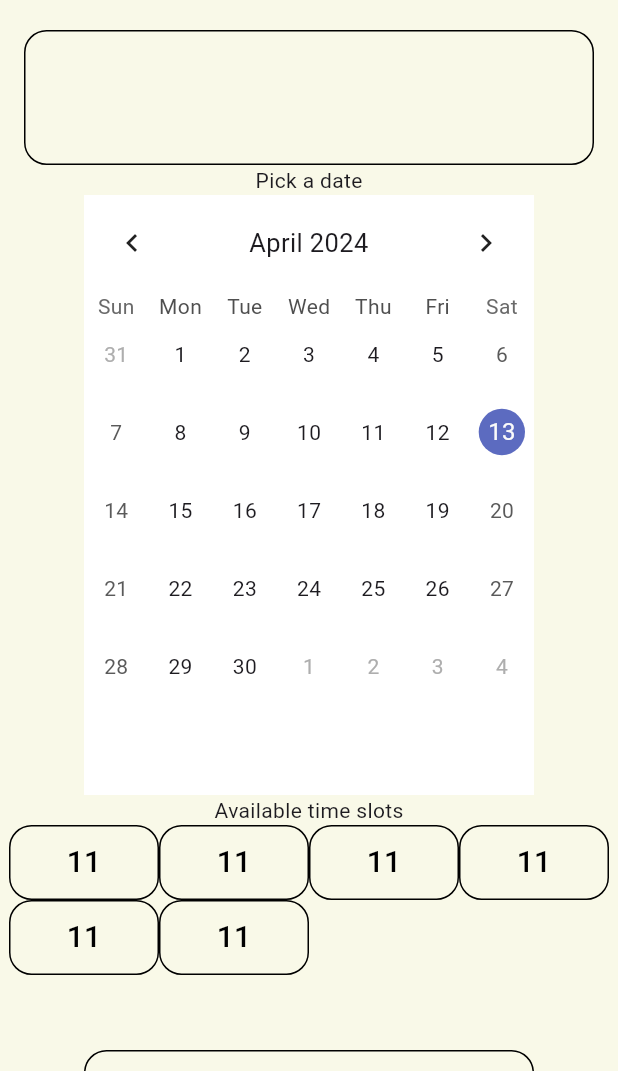
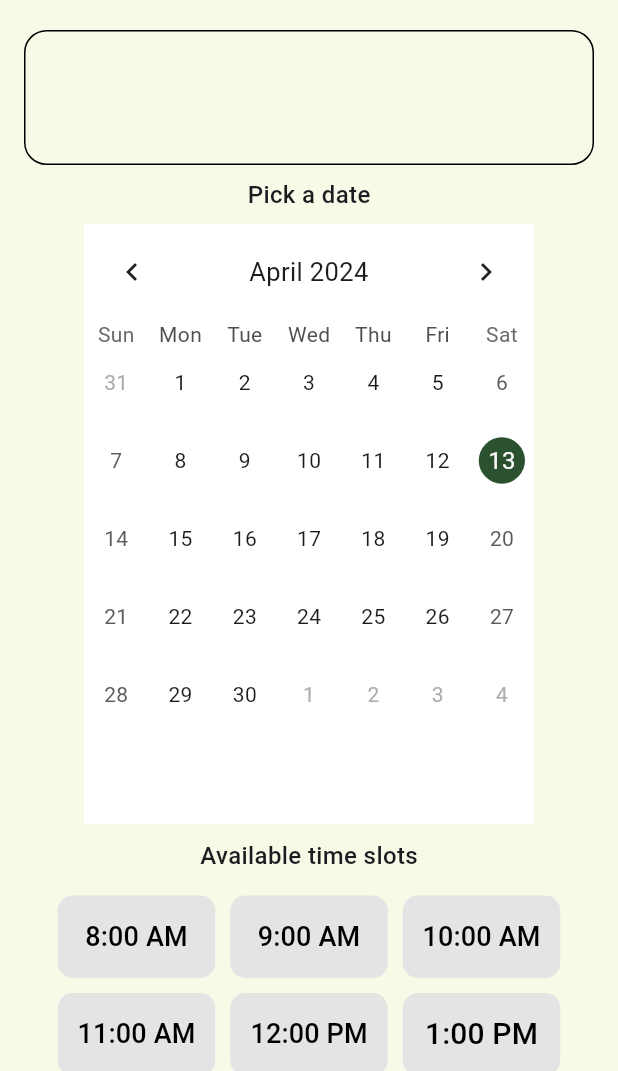
Before and after one commit to emily7lim/NParkBuddies, a Flutter app: the SelectDateTime screen opened directly with empty values, on a phone screen of 412 x 824 dp, the part 165-1236 px from its top. Run offline on Flutter 3.47's test engine with Material 3 defaults, Android fonts, the phone set to English and light mode, and no system bars; drawn by our look-alikes of auto_size_text, table_calendar; our stand-ins replace flutter_rating_bar, google_maps_flutter.

Commit message:
add timeslot ui

```diff
--- a/npark_buddy/lib/select_datetime.dart
+++ b/npark_buddy/lib/select_datetime.dart
@@ -5,10 +5,14 @@ import 'package:table_calendar/table_calendar.dart';
 import 'view_facility.dart';
 import 'package:auto_size_text/auto_size_text.dart';
 
-//main for debugging
-// void main() => runApp(const MaterialApp(
-//   home: ConfirmBooking(),
-// ));
+// main for debugging
+void main() => runApp(const MaterialApp(
+      home: SelectDateTime(
+        location: '',
+        facility: '',
+      ),
+    ));
+
 extension DateTimeFormat on DateTime {
   String fullDate() {
     return DateFormat.yMMMMd('en_US').format(
@@ -102,27 +106,42 @@ class _SelectDateTimeState extends State<SelectDateTime> {
                     ),
                   ],
                 )),
-            const Text('Pick a date'),
+            const Padding(
+              padding: EdgeInsets.all(8.0),
+              child: Text('Pick a date', style: TextStyle(fontSize: 16, fontWeight: FontWeight.w500),),
+            ),
             Container(
               color: Colors.white,
               width: 300,
               height: 400,
               child: TableCalendar(
                 focusedDay: today,
+                calendarStyle: const CalendarStyle(
+                    selectedDecoration: BoxDecoration(
+                        color: Color(0xFF2B512F), shape: BoxShape.circle),
+                    todayDecoration: BoxDecoration(
+                        color: Color(0xFF7DAF7E), shape: BoxShape.circle)),
                 firstDay: DateTime.utc(2010, 1, 1),
                 lastDay: DateTime.utc(2040, 1, 1),
-                headerStyle: HeaderStyle(
+                headerStyle: const HeaderStyle(
                     formatButtonVisible: false, titleCentered: true),
                 availableGestures: AvailableGestures.all,
                 selectedDayPredicate: (day) => isSameDay(day, today),
                 onDaySelected: _onDaySelected,
               ),
             ),
-            const Text('Available time slots'),
+            const Padding(
+              padding: EdgeInsets.fromLTRB(0, 10, 0, 5),
+              child: Text('Available time slots',style: TextStyle(fontSize: 16, fontWeight: FontWeight.w500),),
+            ),
             Wrap(
               children: [
-                for (int i = 0; i < 6; i++) ...{
-                  OutlinedButton(
+                for (int i = 8; i < 20; i++) ...{
+                  //how to put TextButton into one fn or should I stful it
+                  if (i == 12) ...[
+                    Padding(
+                      padding: const EdgeInsets.fromLTRB(5, 10, 5, 0),
+                      child: TextButton(
                         onPressed: () {
                           String dates =
                               today.fullDate().toString().replaceAll(",", "");
@@ -137,25 +156,100 @@ class _SelectDateTimeState extends State<SelectDateTime> {
                                           dates.split(" ")[0] +
                                           " " +
                                           dates.split(" ")[2],
-                                  time: 'time',
+                                      time: i.toString() + ':00 PM',
                                     )),
                           );
                         },
-                    style: OutlinedButton.styleFrom(
-                        backgroundColor: const Color(0xFCF9F9E8),
-                        minimumSize: const Size(100, 50),
-                        side: const BorderSide(color: Colors.black),
+                        style: TextButton.styleFrom(
+                            backgroundColor: const Color(0xFFE4E4E4),
+                            minimumSize: const Size(105, 55),
                             shape: RoundedRectangleBorder(
-                            borderRadius: BorderRadius.circular(15))),
-                    child: const Text(
-                      '11',
-                      style: TextStyle(
+                                borderRadius: BorderRadius.circular(10))),
+                        child: Text(
+                          i.toString() + ':00 PM',
+                          style: const TextStyle(
+                            fontSize: 18,
+                            fontWeight: FontWeight.w500,
+                            color: Colors.black,
+                          ),
+                        ),
+                      ),
+                    ),
+                  ] else if (i < 12) ...[
+                    Padding(
+                      padding: const EdgeInsets.fromLTRB(5, 10, 5, 0),
+                      child: TextButton(
+                        onPressed: () {
+                          String dates =
+                              today.fullDate().toString().replaceAll(",", "");
+                          Navigator.push(
+                            context,
+                            MaterialPageRoute(
+                                builder: (context) => ConfirmBooking(
+                                      location: location,
+                                      facility: facility,
+                                      dates: dates.split(" ")[1] +
+                                          " " +
+                                          dates.split(" ")[0] +
+                                          " " +
+                                          dates.split(" ")[2],
+                                      time: i.toString() + ':00 AM',
+                                    )),
+                          );
+                        },
+                        style: TextButton.styleFrom(
+                            backgroundColor: const Color(0xFFE4E4E4),
+                            minimumSize: const Size(105, 55),
+                            shape: RoundedRectangleBorder(
+                                borderRadius: BorderRadius.circular(10))),
+                        child: Text(
+                          i.toString() + ':00 AM',
+                          style: const TextStyle(
+                            fontSize: 18,
+                            fontWeight: FontWeight.w500,
+                            color: Colors.black,
+                          ),
+                        ),
+                      ),
+                    ),
+                  ] else ...[
+                    Padding(
+                      padding: const EdgeInsets.fromLTRB(5, 10, 5, 0),
+                      child: TextButton(
+                        onPressed: () {
+                          String dates =
+                              today.fullDate().toString().replaceAll(",", "");
+                          Navigator.push(
+                            context,
+                            MaterialPageRoute(
+                                builder: (context) => ConfirmBooking(
+                                      location: location,
+                                      facility: facility,
+                                      dates: dates.split(" ")[1] +
+                                          " " +
+                                          dates.split(" ")[0] +
+                                          " " +
+                                          dates.split(" ")[2],
+                                      time: (i - 12).toString() + ':00 PM',
+                                    )),
+                          );
+                        },
+                        style: TextButton.styleFrom(
+                            backgroundColor: const Color(0xFFE4E4E4),
+                            minimumSize: const Size(105, 55),
+                            shape: RoundedRectangleBorder(
+                                borderRadius: BorderRadius.circular(10))),
+                        child: Text(
+                          (i - 12).toString() + ':00 PM',
+                          style: const TextStyle(
                             fontSize: 20,
                             fontWeight: FontWeight.w500,
                             color: Colors.black,
                           ),
                         ),
                       ),
+                    ),
+                  ]
                 },
               ],
             ),
```
Lines whose indentation alone changed are shown as unchanged.
